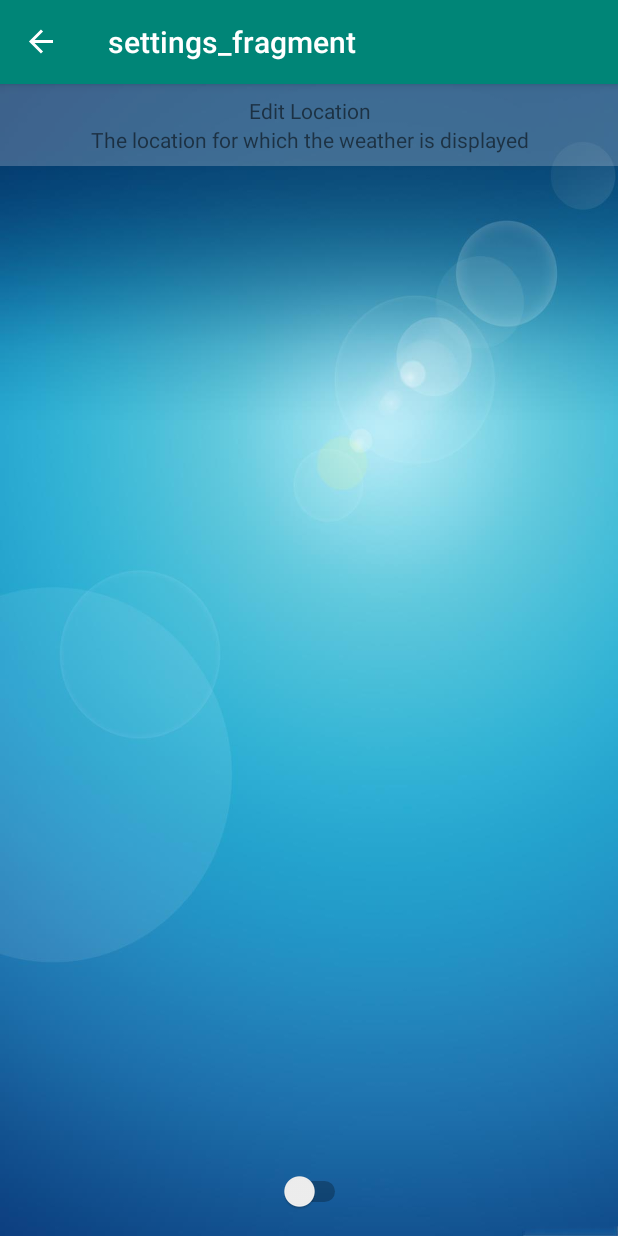
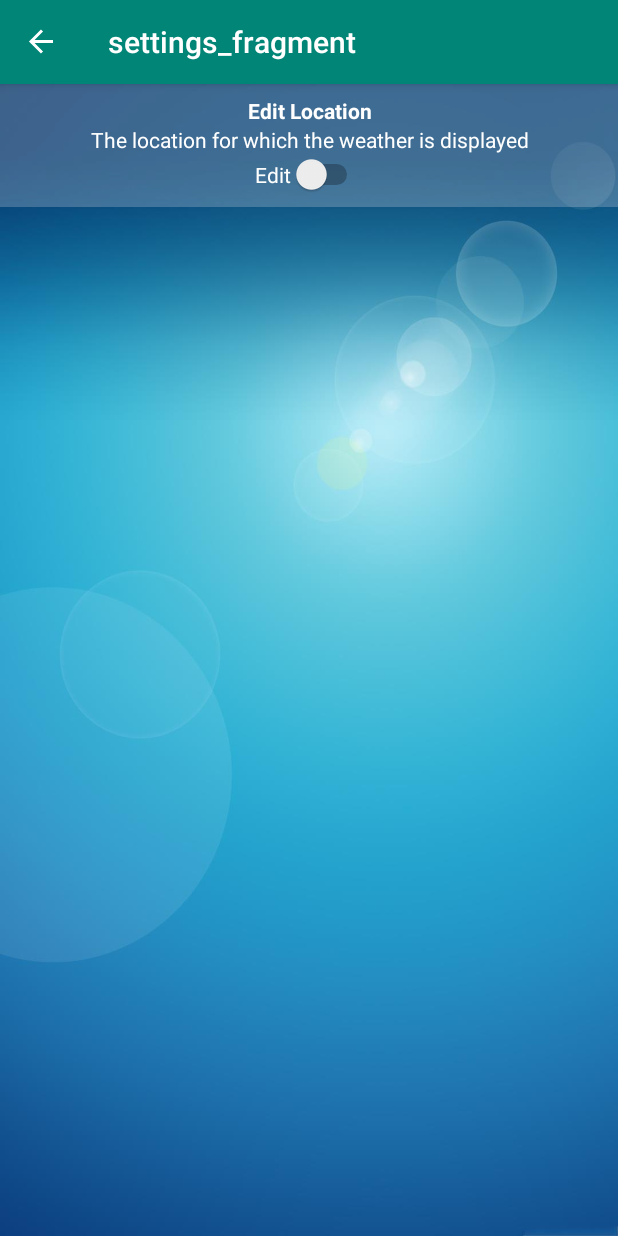
Before and after one commit to geethupadachery/MyWeatherApp, an Android app: the MapFragment screen opened through its navigation route, in the side drawer, after a tap on "Settings", on a phone screen of 412 x 824 dp. Run offline under Robolectric (Android 15) with nearby library versions, the phone set to English and light mode, and no system bars; our stand-ins replace data binding, navigation-ui; pictures from the network do not load; 3 statements that could not run were skipped.

Commit message:
Added Setting Edit Location Switch button feature and some layout changes

```diff
--- a/app/src/main/java/sjsu/cmpe277/myandroidmulti/MapFragment.kt
+++ b/app/src/main/java/sjsu/cmpe277/myandroidmulti/MapFragment.kt
@@ -29,11 +29,24 @@ class MapFragment : Fragment(), OnMapReadyCallback {
 
 
     private lateinit var googleMap: GoogleMap
-    private lateinit var weeklyViewModel: WeeklyForecastViewModel
+    private lateinit var lat: String
+    private lateinit var lon:String
 
     override fun onActivityCreated(savedInstanceState: Bundle?) {
 
         super.onActivityCreated(savedInstanceState)
+
+        lat = MapFragmentArgs.fromBundle(arguments!!).LAT.toString()
+        lon = MapFragmentArgs.fromBundle(arguments!!).LON.toString()
+        Log.i(lat,"Latitude in Map Fragment")
+        Log.i(lon,"Longitude in Map Fragment")
+
+        if(lat.isNullOrBlank() or lon.isNullOrBlank()){
+            lat = "37.38"
+            lon = "-122.08"
+            Log.i("lat or lon is null","Setting Lat and Lon as default in Map Fragment!")
+        }
+
         map_view.onCreate(savedInstanceState)
         map_view.onResume()
         map_view.getMapAsync(this)
@@ -42,7 +55,7 @@ class MapFragment : Fragment(), OnMapReadyCallback {
             map?.let { googleMap = it }
            // googleMap.isMyLocationEnabled = true
 
-            val location1 = LatLng(37.3382, -121.8863)
+            val location1 = LatLng(lat.toDouble(), lon.toDouble())
             googleMap.addMarker(MarkerOptions().position(location1).title("My Location"))
             googleMap.animateCamera(CameraUpdateFactory.newLatLngZoom(location1,5f))
 
--- a/app/src/main/java/sjsu/cmpe277/myandroidmulti/SettingsFragment.kt
+++ b/app/src/main/java/sjsu/cmpe277/myandroidmulti/SettingsFragment.kt
@@ -9,25 +9,33 @@ import android.view.LayoutInflater
 import android.view.View
 import android.view.ViewGroup
 import androidx.appcompat.app.AlertDialog
+import androidx.databinding.DataBindingUtil
 import androidx.fragment.app.FragmentActivity
-
+import androidx.navigation.findNavController
+import sjsu.cmpe277.myandroidmulti.databinding.SettingsFragmentBinding
 
 
 class SettingsFragment : Fragment() {
+    private lateinit var binding : SettingsFragmentBinding
+    private lateinit var viewModel: SettingsViewModel
 
-    companion object {
-        fun newInstance() = SettingsFragment()
-    }
-
-    private lateinit var viewModel: SettingsViewModel
 
     override fun onCreateView(
         inflater: LayoutInflater, container: ViewGroup?,
         savedInstanceState: Bundle?
     ): View? {
+        binding = DataBindingUtil.inflate<SettingsFragmentBinding>(inflater,
+            R.layout.settings_fragment,container,false)
 
-        return inflater.inflate(R.layout.settings_fragment, container, false)
-    }
+        viewModel = ViewModelProviders.of(this).get(SettingsViewModel::class.java)
+        binding.edit.setOnClickListener { view: View ->
+            val action = SettingsFragmentDirections.actionSettingsFragmentToEdit()
+            view.findNavController().navigate(action)
+        }
+            //return inflater.inflate(R.layout.settings_fragment, container, false)
+            return binding.root
+        }
+
 
 
     override fun onActivityCreated(savedInstanceState: Bundle?) {
--- a/app/src/main/res/layout/nav_header.xml
+++ b/app/src/main/res/layout/nav_header.xml
@@ -26,6 +26,8 @@
         android:layout_width="match_parent"
         android:layout_height="65dp"
         android:text="MyWeatherApp"
-        android:textSize="30sp" />
+        android:textColor="#FFFFFF"
+        android:textSize="30sp"
+        android:textStyle="bold" />
 
 </LinearLayout>
--- a/app/src/main/res/layout/settings_fragment.xml
+++ b/app/src/main/res/layout/settings_fragment.xml
@@ -13,12 +13,12 @@
         <LinearLayout
             android:id="@+id/settings"
             android:layout_width="match_parent"
-            android:layout_height="57dp"
+            android:layout_height="wrap_content"
             android:orientation="vertical">
 
             <LinearLayout
                 android:layout_width="match_parent"
-                android:layout_height="wrap_content"
+                android:layout_height="match_parent"
                 android:orientation="horizontal">
 
                 <LinearLayout
@@ -35,14 +35,25 @@
                         android:layout_width="match_parent"
                         android:layout_height="wrap_content"
                         android:gravity="center"
-                        android:text="Edit Location" />
+                        android:text="Edit Location"
+                        android:textColor="#FFFFFF"
+                        android:textStyle="bold" />
 
                     <TextView
                         android:id="@+id/locationDescription"
                         android:layout_width="match_parent"
                         android:layout_height="match_parent"
                         android:gravity="center"
-                        android:text="The location for which the weather is displayed" />
+                        android:text="The location for which the weather is displayed"
+                        android:textColor="#FFFFFF" />
+
+                    <Switch
+                        android:id="@+id/edit"
+                        android:layout_width="wrap_content"
+                        android:layout_height="wrap_content"
+                        android:layout_weight="1"
+                        android:text="Edit"
+                        android:textColor="#FFFFFF" />
 
                 </LinearLayout>
 
@@ -50,15 +61,6 @@
 
         </LinearLayout>
 
-        <Switch
-            android:id="@+id/switch1"
-            android:layout_width="wrap_content"
-            android:layout_height="59dp"
-            android:layout_alignParentEnd="true"
-            android:layout_alignParentBottom="true"
-            android:layout_marginEnd="178dp"
-            android:layout_marginBottom="0dp"
-            android:layout_weight="1" />
     </RelativeLayout>
 
 
--- a/app/src/main/res/layout/weather_fragment.xml
+++ b/app/src/main/res/layout/weather_fragment.xml
@@ -393,11 +393,11 @@
                 android:layout_marginStart="18dp"
                 android:layout_marginEnd="118dp"
                 android:layout_marginBottom="206dp"
-                android:layout_toStartOf="@+id/button3"
+                android:layout_toStartOf="@+id/landmark"
                 android:text="Weekly" />
 
             <Button
-                android:id="@+id/button3"
+                android:id="@+id/landmark"
                 android:layout_width="wrap_content"
                 android:layout_height="wrap_content"
                 android:layout_alignParentEnd="true"
--- a/app/src/main/res/menu/navdrawer_menu.xml
+++ b/app/src/main/res/menu/navdrawer_menu.xml
@@ -10,7 +10,8 @@
     <item
         android:id="@+id/weeklyForecastFragment"
         android:icon="@drawable/weathericon"
-        android:title="Weekly Weather" />
+        android:title="Weekly Weather"
+        android:visible="true" />
     <item
         android:id="@+id/settingsFragment"
         android:icon="@drawable/weathericon"
@@ -19,7 +20,4 @@
         android:id="@+id/about"
         android:icon="@drawable/weathericon"
         android:title="@string/about_title" />
-    <item
-        android:id="@+id/map"
-        android:title="map" />
 </menu>
--- a/app/src/main/res/navigation/navigation.xml
+++ b/app/src/main/res/navigation/navigation.xml
@@ -72,6 +72,9 @@
         <action
             android:id="@+id/action_todaysWeather_to_weeklyForecastFragment"
             app:destination="@id/weeklyForecastFragment" />
+        <action
+            android:id="@+id/action_todaysWeather_to_map"
+            app:destination="@id/map" />
     </fragment>
     <fragment
         android:id="@+id/weeklyForecastFragment"
@@ -88,15 +91,16 @@
             app:argType="string"
             app:nullable="true"
             android:defaultValue="-121.89" />
-        <action
-            android:id="@+id/action_weeklyForecastFragment_to_map"
-            app:destination="@id/map" />
     </fragment>
     <fragment
         android:id="@+id/settingsFragment"
         android:name="sjsu.cmpe277.myandroidmulti.SettingsFragment"
         android:label="settings_fragment"
-        tools:layout="@layout/settings_fragment" />
+        tools:layout="@layout/settings_fragment" >
+        <action
+            android:id="@+id/action_settingsFragment_to_edit"
+            app:destination="@id/edit" />
+    </fragment>
     <fragment
         android:id="@+id/edit"
         android:name="sjsu.cmpe277.myandroidmulti.EditLocationFragment"
@@ -110,5 +114,14 @@
         android:id="@+id/map"
         android:name="sjsu.cmpe277.myandroidmulti.MapFragment"
         android:label="fragment_map"
-        tools:layout="@layout/fragment_map" />
+        tools:layout="@layout/fragment_map" >
+        <argument
+            android:name="LAT"
+            app:argType="string"
+            app:nullable="true" />
+        <argument
+            android:name="LON"
+            app:argType="string"
+            app:nullable="true" />
+    </fragment>
 </navigation>
```
Also changed, not shown: app/src/main/java/sjsu/cmpe277/myandroidmulti/Network/WeatherFragment.kt (+9 -0 lines), app/src/main/res/layout/fragment_edit_location.xml (+9 -2 lines).
